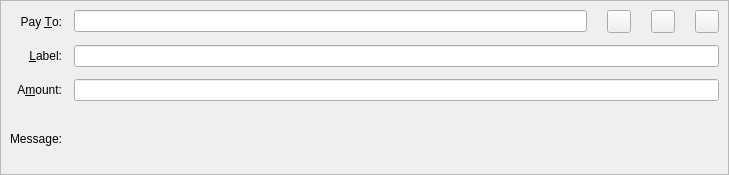
Above: src/qt/forms/sendcoinsentry.ui from NicoDFS/FGC-1.2.5 before the change. Below: the same form after it.
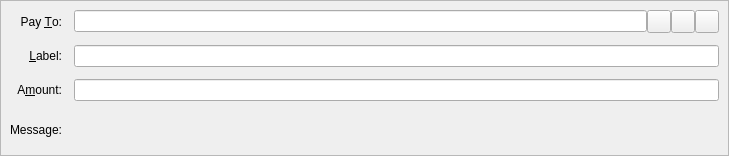
That is the form after the change. Icons and pictures are not drawn. Custom widgets are drawn as their Qt base class.

```diff
--- a/src/qt/forms/sendcoinsentry.ui
+++ b/src/qt/forms/sendcoinsentry.ui
@@ -7,7 +7,7 @@
     <x>0</x>
     <y>0</y>
     <width>729</width>
-    <height>175</height>
+    <height>156</height>
    </rect>
   </property>
   <property name="focusPolicy">
@@ -109,41 +109,13 @@
       </property>
       <item>
        <widget class="QValidatedLineEdit" name="payTo">
-        <property name="sizePolicy">
-         <sizepolicy hsizetype="Preferred" vsizetype="Maximum">
-          <horstretch>0</horstretch>
-          <verstretch>0</verstretch>
-         </sizepolicy>
-        </property>
         <property name="toolTip">
          <string>The FantasyGold address to send the payment to</string>
         </property>
        </widget>
       </item>
-      <item>
-       <spacer name="horizontalSpacer">
-        <property name="orientation">
-         <enum>Qt::Horizontal</enum>
-        </property>
-        <property name="sizeType">
-         <enum>QSizePolicy::Maximum</enum>
-        </property>
-        <property name="sizeHint" stdset="0">
-         <size>
-          <width>20</width>
-          <height>20</height>
-         </size>
-        </property>
-       </spacer>
-      </item>
       <item>
        <widget class="QToolButton" name="addressBookButton">
-        <property name="sizePolicy">
-         <sizepolicy hsizetype="Maximum" vsizetype="Maximum">
-          <horstretch>0</horstretch>
-          <verstretch>0</verstretch>
-         </sizepolicy>
-        </property>
         <property name="toolTip">
          <string>Choose previously used address</string>
         </property>
@@ -159,30 +131,8 @@
         </property>
        </widget>
       </item>
-      <item>
-       <spacer name="horizontalSpacer_2">
-        <property name="orientation">
-         <enum>Qt::Horizontal</enum>
-        </property>
-        <property name="sizeType">
-         <enum>QSizePolicy::Maximum</enum>
-        </property>
-        <property name="sizeHint" stdset="0">
-         <size>
-          <width>20</width>
-          <height>20</height>
-         </size>
-        </property>
-       </spacer>
-      </item>
       <item>
        <widget class="QToolButton" name="pasteButton">
-        <property name="sizePolicy">
-         <sizepolicy hsizetype="Maximum" vsizetype="Maximum">
-          <horstretch>0</horstretch>
-          <verstretch>0</verstretch>
-         </sizepolicy>
-        </property>
         <property name="toolTip">
          <string>Paste address from clipboard</string>
         </property>
@@ -198,22 +148,6 @@
         </property>
        </widget>
       </item>
-      <item>
-       <spacer name="horizontalSpacer_3">
-        <property name="orientation">
-         <enum>Qt::Horizontal</enum>
-        </property>
-        <property name="sizeType">
-         <enum>QSizePolicy::Maximum</enum>
-        </property>
-        <property name="sizeHint" stdset="0">
-         <size>
-          <width>20</width>
-          <height>20</height>
-         </size>
-        </property>
-       </spacer>
-      </item>
       <item>
        <widget class="QToolButton" name="deleteButton">
         <property name="sizePolicy">
```
Left out of the diff: 122 changed lines with no effect on the pictures.
